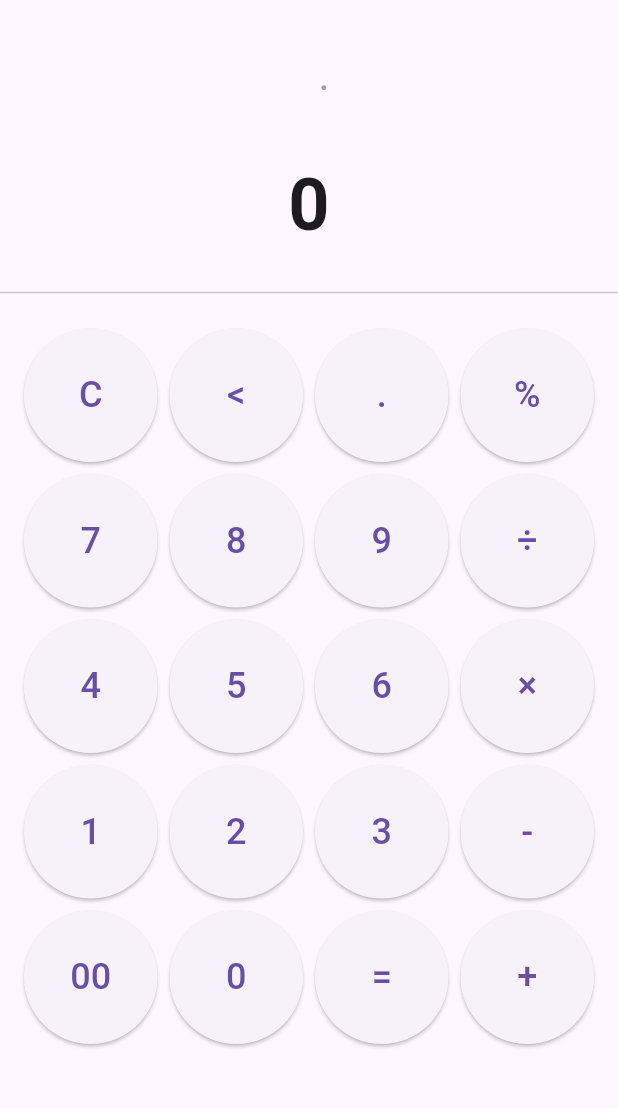
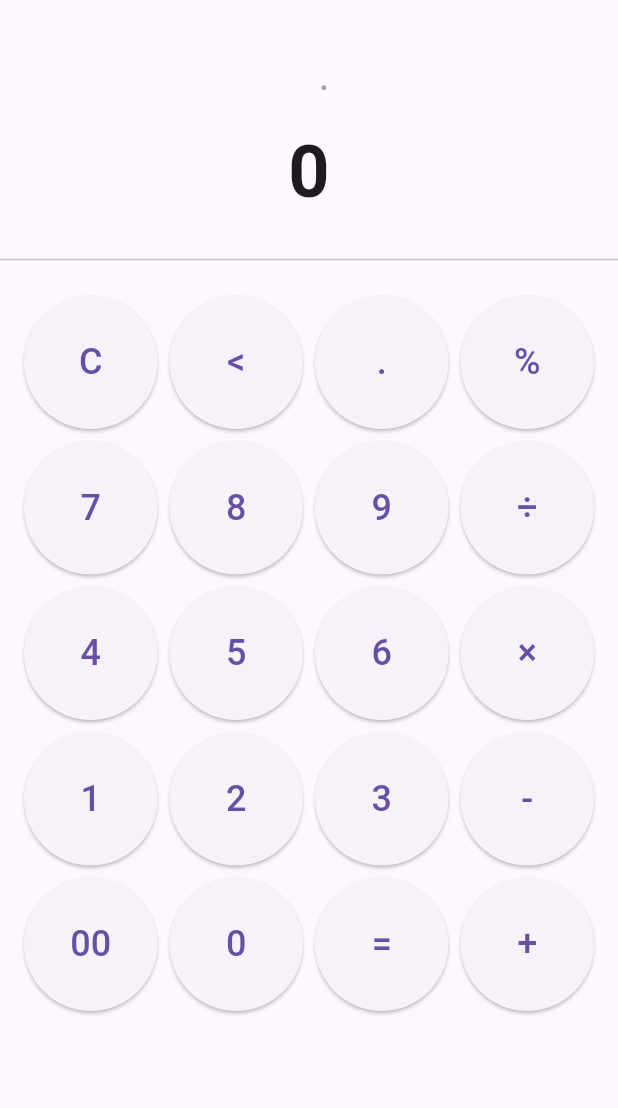
Before and after one commit to gpvaishnukumar/provider_calculator_app, a Flutter app: the screen it shows after launch, after a tap on an icon or button, on a phone screen of 412 x 824 dp, the part 63-1171 px from its top. Run offline on Flutter 3.47's test engine with Material 3 defaults, Android fonts, the phone set to English and light mode, and no system bars; our stand-ins replace math_expressions.

Commit message:
final commit

```diff
--- a/lib/core/providers/calculator_provider.dart
+++ b/lib/core/providers/calculator_provider.dart
@@ -17,9 +17,19 @@ class CalculatorProvider extends ChangeNotifier {
     } else if (value == '=') {
       calculateResult();
     } else {
-      _expression += value; // Append the value
+      // Prevent appending multiple operators consecutively
+      if (_expression.isNotEmpty && isOperator(value) && isOperator(_expression[_expression.length - 1])) {
+        // Replace last operator with the new one
+        _expression = _expression.substring(0, _expression.length - 1) + value;
+      } else {
+        _expression += value; // Append the value
+      }
     }
     notifyListeners();
+  }
+
+  bool isOperator(String value) {
+    return value == '+' || value == '-' || value == '×' || value == '÷';
   }
 
   void calculateResult() {
@@ -29,22 +39,25 @@ class CalculatorProvider extends ChangeNotifier {
         return;
       }
 
-      // Replace '÷' and '×' with operators
+      // Check if the expression ends with an operator and remove it
+      if (isOperator(_expression[_expression.length - 1])) {
+        _expression = _expression.substring(0, _expression.length - 1);
+      }
+
+      // Replace '÷' and '×' with proper operators
       String input = _expression.replaceAll('÷', '/').replaceAll('×', '*');
 
-      // Count the number of percentage signs
+      // Handle percentages: count and remove them from the expression
       int percentCount = _expression.length - _expression.replaceAll('%', '').length;
-
-      // Remove percentage signs for calculation
       input = input.replaceAll('%', '');
 
-      // Evaluate the expression
+      // Evaluate the expression using math_expressions package
       Parser parser = Parser();
       Expression exp = parser.parse(input);
       ContextModel contextModel = ContextModel();
       double eval = exp.evaluate(EvaluationType.REAL, contextModel);
 
-      // Apply percentage calculation for the number of percentage signs
+      // Apply percentage calculations (if any)
       if (percentCount > 0) {
         eval *= pow(0.01, percentCount); // Reduce by 1% for each '%'
       }
--- a/lib/ui/components/display_widget.dart
+++ b/lib/ui/components/display_widget.dart
@@ -9,24 +9,22 @@ class DisplayWidget extends StatelessWidget {
   Widget build(BuildContext context) {
     return Consumer<CalculatorProvider>(
       builder: (context, provider, child) {
-        return Column(
-          crossAxisAlignment: CrossAxisAlignment.end,
-          children: [
-            Padding(
-              padding: const EdgeInsets.all(16.0),
-              child: Text(
+        return Padding( // Single padding for the entire column
+          padding: const EdgeInsets.all(16.0),
+          child: Column(
+            crossAxisAlignment: CrossAxisAlignment.end,
+            children: [
+              Text(
                 provider.expression,
                 style: const TextStyle(fontSize: 28, color: Colors.grey),
               ),
-            ),
-            Padding(
-              padding: const EdgeInsets.all(16.0),
-              child: Text(
+              const SizedBox(height: 10), // Add spacing between expression and result
+              Text(
                 provider.result,
                 style: const TextStyle(fontSize: 48, fontWeight: FontWeight.bold),
               ),
-            ),
-          ],
+            ],
+          ),
         );
       },
     );
```
